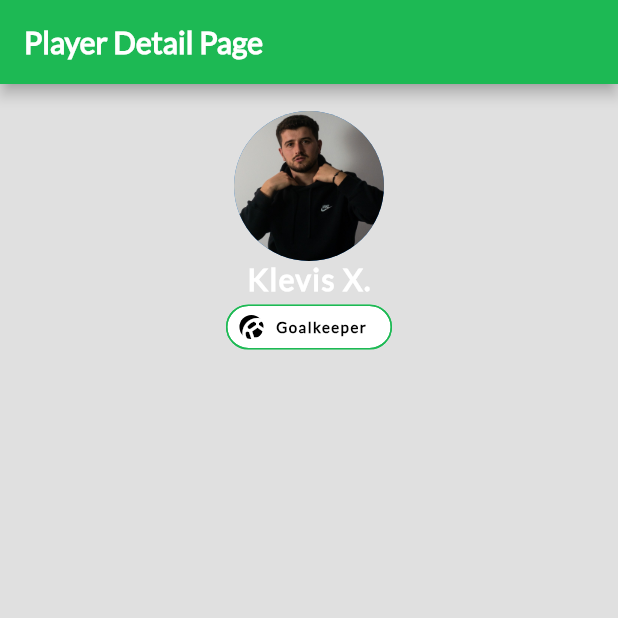
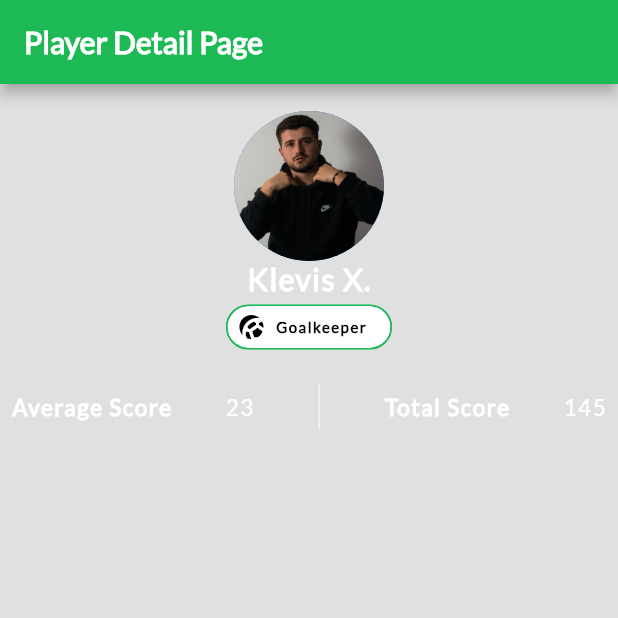
Before and after one commit to kleviss/flutter-business-card, a Flutter app: the screen it shows after launch, on a phone screen of 412 x 824 dp, the top half of it. Run offline on Flutter 3.47's test engine with Material 2 defaults, Android fonts, the phone set to English and light mode, and no system bars.

Commit message:
add statistics row

```diff
--- a/lib/main.dart
+++ b/lib/main.dart
@@ -84,6 +84,67 @@ class MyApp extends StatelessWidget {
                 ],
               ),
             ),
+            Row(
+              mainAxisAlignment: MainAxisAlignment.spaceEvenly,
+              children: const [
+                Text(
+                  'Average Score',
+                  style: TextStyle(
+                    color: Colors.white,
+                    fontSize: 15.0,
+                    fontWeight: FontWeight.bold,
+                    letterSpacing: 1.0,
+                    fontFamily: 'Lato',
+                  ),
+                ),
+                SizedBox(
+                  width: 20.0,
+                ),
+                Text(
+                  '23',
+                  style: TextStyle(
+                    color: Colors.white,
+                    fontSize: 15.0,
+                    letterSpacing: 1.0,
+                    fontFamily: 'Lato',
+                  ),
+                ),
+                SizedBox(
+                  width: 20.0,
+                ),
+                SizedBox(
+                  height: 30.0,
+                  child: VerticalDivider(
+                    color: Colors.white,
+                  ),
+                ),
+                SizedBox(
+                  width: 20.0,
+                ),
+                Text(
+                  'Total Score',
+                  style: TextStyle(
+                    color: Colors.white,
+                    fontSize: 15.0,
+                    fontWeight: FontWeight.bold,
+                    letterSpacing: 1.0,
+                    fontFamily: 'Lato',
+                  ),
+                ),
+                SizedBox(
+                  width: 20.0,
+                ),
+                Text(
+                  '145',
+                  style: TextStyle(
+                    color: Colors.white,
+                    fontSize: 15.0,
+                    letterSpacing: 1.0,
+                    fontFamily: 'Lato',
+                  ),
+                ),
+              ],
+            ),
           ],
         ),
       ),
```
